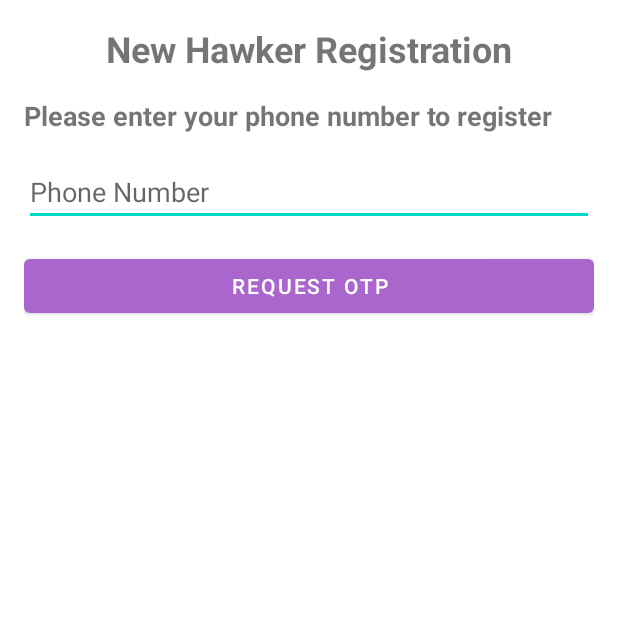
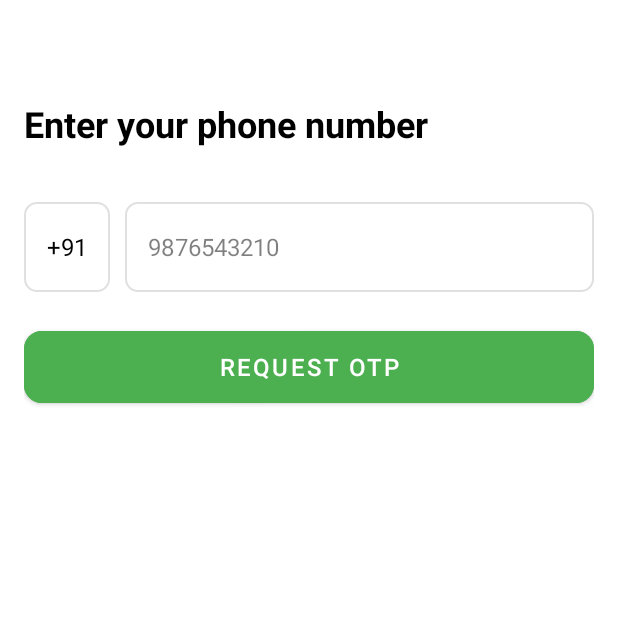
Before and after one commit to babatezpur/HawkerApp, an Android app: the HawkerOtpActivity screen opened directly, with no data from a screen before it, on a phone screen of 412 x 824 dp, the top half of it. Run offline under Robolectric (Android 15) with nearby library versions, the phone set to English and light mode, and no system bars; our stand-ins replace Room's generated code; 4 statements that could not run were skipped.

Commit message:
Some change in otp screen, change btn color

```diff
--- a/app/src/main/AndroidManifest.xml
+++ b/app/src/main/AndroidManifest.xml
@@ -33,7 +33,8 @@
         android:roundIcon="@mipmap/ic_launcher_round"
         android:supportsRtl="true"
         android:theme="@style/Theme.HawkerApp"
-        tools:targetApi="34">
+        tools:targetApi="34"
+        android:forceDarkAllowed="false">
         <activity
             android:name=".views.SplashActivity"
             android:exported="true"
--- /dev/null
+++ b/app/src/main/res/drawable/phone_input_background.xml
@@ -0,0 +1,8 @@
+<?xml version="1.0" encoding="utf-8"?>
+<shape xmlns:android="http://schemas.android.com/apk/res/android">
+    <corners android:radius="8dp" />
+    <stroke
+        android:width="1dp"
+        android:color="#E0E0E0" />
+    <solid android:color="#FFFFFF" />
+</shape>
--- a/app/src/main/res/layout/activity_hawker_otp.xml
+++ b/app/src/main/res/layout/activity_hawker_otp.xml
@@ -2,40 +2,84 @@
 <LinearLayout xmlns:android="http://schemas.android.com/apk/res/android"
     android:layout_width="match_parent"
     android:layout_height="match_parent"
+    xmlns:app="http://schemas.android.com/apk/res-auto"
     android:orientation="vertical"
     android:padding="16dp">
 
+<!--    <TextView-->
+<!--        android:layout_width="match_parent"-->
+<!--        android:layout_height="wrap_content"-->
+<!--        android:layout_marginBottom="16dp"-->
+<!--        android:text="New Hawker Registration"-->
+<!--        android:textAlignment="center"-->
+<!--        android:textSize="24sp"-->
+<!--        android:textStyle="bold" />-->
+
     <TextView
+        android:layout_width="wrap_content"
+        android:layout_height="wrap_content"
+        android:layout_marginBottom="16dp"
+        android:layout_marginTop="50dp"
+        android:text="Enter your phone number"
+        android:textSize="24sp"
+        android:textStyle="bold"
+        android:textColor="@color/black" />
+
+    <LinearLayout
         android:layout_width="match_parent"
         android:layout_height="wrap_content"
-        android:layout_marginBottom="16dp"
-        android:text="New Hawker Registration"
-        android:textAlignment="center"
-        android:textSize="24sp"
-        android:textStyle="bold" />
+        android:orientation="horizontal"
+        android:layout_marginTop="20dp">
+
+        <!-- Country code box -->
+        <LinearLayout
+            android:layout_width="wrap_content"
+            android:layout_height="60dp"
+            android:background="@drawable/phone_input_background"
+            android:gravity="center_vertical"
+            android:paddingStart="15dp"
+            android:paddingEnd="15dp"
+            android:orientation="horizontal">
 
             <TextView
-        android:layout_width="match_parent"
+                android:layout_width="wrap_content"
                 android:layout_height="wrap_content"
-        android:layout_marginBottom="16dp"
-        android:text="Please enter your phone number to register"
-        android:textSize="18sp"
-        android:textStyle="bold" />
+                android:textSize="16sp"
+                android:text="+91"
+                android:textColor="#000000" />
 
+<!--            <ImageView-->
+<!--                android:layout_width="16dp"-->
+<!--                android:layout_height="16dp"-->
+<!--                android:layout_marginStart="8dp"-->
+<!--                android:src="@drawable/ic_dropdown"-->
+<!--                android:contentDescription="Select country code" />-->
+        </LinearLayout>
+
+        <!-- Phone number box -->
         <EditText
             android:id="@+id/phone_edit_text"
             android:layout_width="match_parent"
-        android:layout_height="wrap_content"
-        android:layout_marginBottom="16dp"
-        android:hint="Phone Number"
+            android:layout_height="60dp"
+            android:layout_marginStart="10dp"
+            android:background="@drawable/phone_input_background"
+            android:hint="9876543210"
             android:inputType="phone"
-        android:maxLength="10" />
+            android:maxLength="10"
+            android:paddingStart="15dp"
+            android:paddingEnd="15dp"
+            android:textSize="16sp"
+            android:textColorHint="#80000000" />
+    </LinearLayout>
 
-    <Button
+    <com.google.android.material.button.MaterialButton
         android:id="@+id/request_otp_button"
         android:layout_width="match_parent"
-        android:layout_height="wrap_content"
-        android:layout_marginBottom="16dp"
+        android:layout_height="60dp"
+        android:backgroundTint="@color/primary_green"
+        android:layout_marginTop="20dp"
+        android:textSize="16sp"
+        app:cornerRadius="12dp"
         android:text="Request OTP" />
 
     <EditText
@@ -43,14 +87,19 @@
         android:layout_width="match_parent"
         android:layout_height="wrap_content"
         android:layout_marginBottom="16dp"
+        android:layout_marginTop="30dp"
         android:hint="Enter OTP"
         android:inputType="number"
         android:maxLength="6" />
 
-    <Button
+    <com.google.android.material.button.MaterialButton
         android:id="@+id/verify_otp_button"
         android:layout_width="match_parent"
-        android:layout_height="wrap_content"
+        android:layout_height="60dp"
+        android:layout_marginTop="10dp"
+        android:backgroundTint="@color/primary_green"
+        android:textSize="16sp"
+        app:cornerRadius="12dp"
         android:text="Verify OTP" />
 
     <ProgressBar
```
Lines whose indentation alone changed are shown as unchanged.
